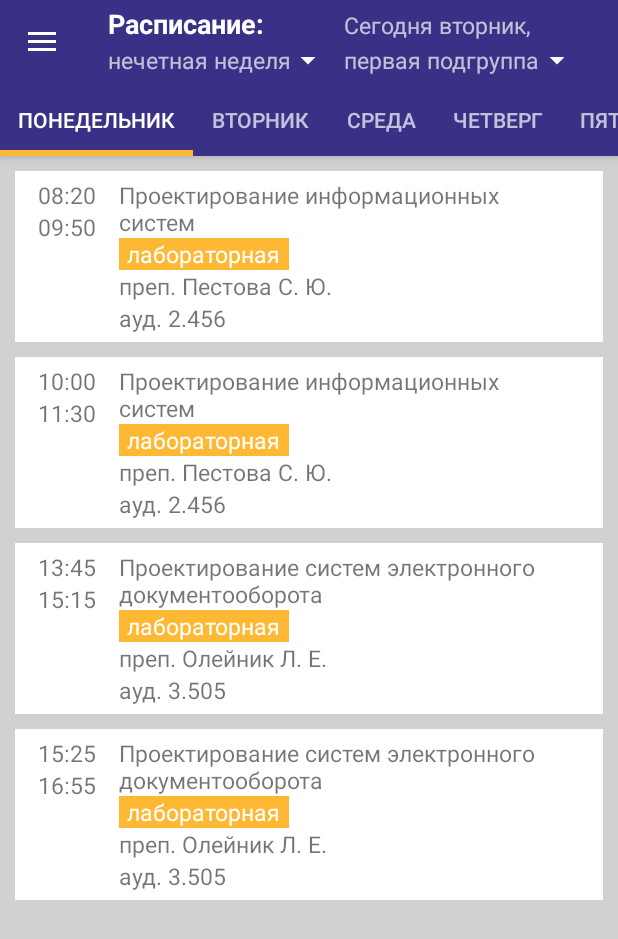
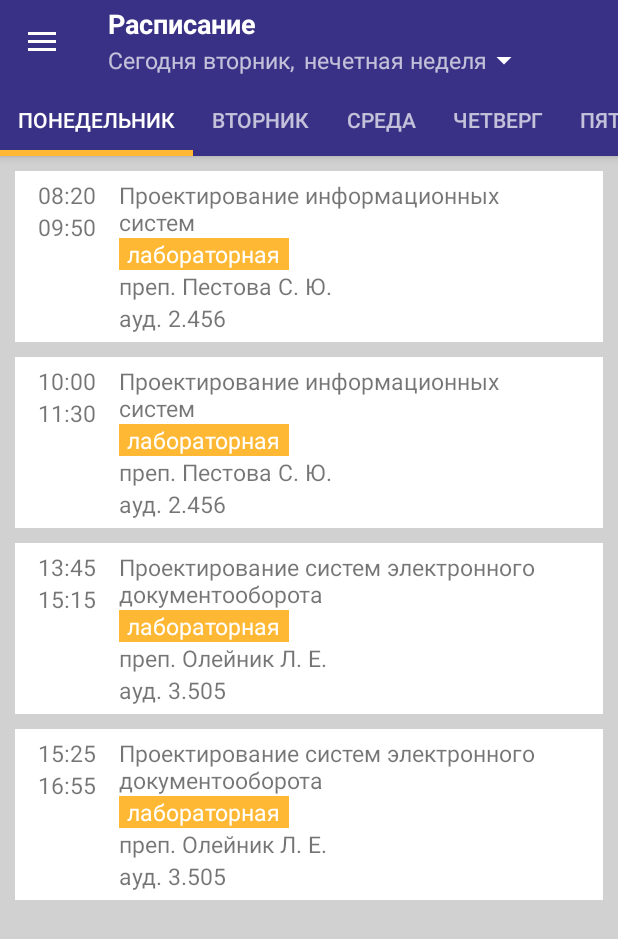
Before and after one commit to redhawk16/SibadiRasp, an Android app: the screen it shows after launch (MainActivity), on a phone screen of 412 x 824 dp. Shown: the top 939 px of the screen. Run offline under Robolectric (Android 15) with nearby library versions, the phone set to English and light mode, and no system bars; Roboto replaces fonts that are not available here.

Commit message:
Optimize & BugFix

```diff
--- a/app/src/main/java/com/example/pochekuev/myapplication/fragments/LessonsFragment.java
+++ b/app/src/main/java/com/example/pochekuev/myapplication/fragments/LessonsFragment.java
@@ -116,8 +116,9 @@ public class LessonsFragment extends Fragment {
             }
         });
 
+
         /* SPINNER - SUBGROUP */
-        String[] subgroup = {"первая подгруппа", "вторая подгруппа"};
+        /*String[] subgroup = {"первая подгруппа", "вторая подгруппа"};
 
         ArrayAdapter<String> adapterSubgroup = new ArrayAdapter<String>(getContext(), R.layout.spinner_item, subgroup);
         adapterSubgroup.setDropDownViewResource(android.R.layout.simple_spinner_dropdown_item);
@@ -142,7 +143,9 @@ public class LessonsFragment extends Fragment {
             @Override
             public void onNothingSelected(AdapterView<?> arg0) {
             }
-        });
+        });*/
+
+
     }
 
     @Override
--- a/app/src/main/res/layout/toolbar_lessons.xml
+++ b/app/src/main/res/layout/toolbar_lessons.xml
@@ -18,11 +18,15 @@
                             android:id="@+id/textView16"
                             android:layout_width="wrap_content"
                             android:layout_height="wrap_content"
-                            android:text="Расписание:"
+                            android:text="Расписание"
                             android:textColor="#fff"
                             android:textSize="18sp"
-                            android:textStyle="bold"
-                            android:layout_marginRight="5sp"/>
+                            android:textStyle="bold" />
+                </TableRow>
+
+                <TableRow
+                    android:layout_width="match_parent"
+                    android:layout_height="match_parent">
 
                         <TextView
                             android:id="@+id/today"
@@ -31,22 +35,9 @@
                             android:layout_marginRight="5sp"
                             android:text="Today"
                             android:textSize="15sp" />
-                </TableRow>
-
-                <TableRow
-                    android:layout_width="match_parent"
-                    android:layout_height="match_parent">
 
                         <Spinner
                             android:id="@+id/spinner"
-                            android:layout_width="match_parent"
-                            android:layout_height="wrap_content"
-                            android:paddingStart="0sp"
-                            android:paddingEnd="35sp"
-                            app:popupTheme="@style/AppTheme.PopupOverlay" />
-
-                        <Spinner
-                            android:id="@+id/subgroup"
                             android:layout_width="match_parent"
                             android:layout_height="wrap_content"
                             android:paddingStart="0sp"
```
Also changed, not shown: app/src/main/res/menu/toolbar_lessons_bak.xml (deleted, +0 -11 lines).
